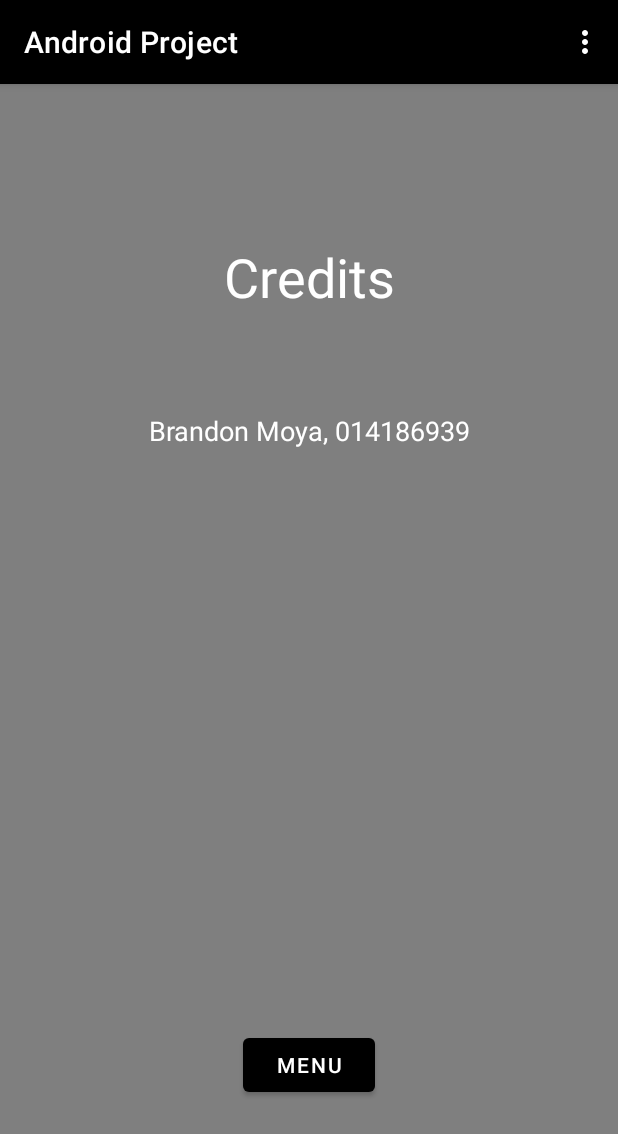
After one commit to bmoya13/concentration_project, an Android app: the CreditsFragment screen opened through its navigation route, on a phone screen of 412 x 824 dp. The commit adds this screen. Shown: the top 1134 px of the screen. Run offline under Robolectric (Android 15) with nearby library versions, the phone set to English and light mode, and no system bars.

Commit message:
Added credits fragment, made user input fragment, changed nav graph.

```diff
--- /dev/null
+++ b/app/src/main/java/com/example/androidproject/CreditsFragment.java
@@ -0,0 +1,36 @@
+package com.example.androidproject;
+
+import android.os.Bundle;
+import android.view.LayoutInflater;
+import android.view.View;
+import android.view.ViewGroup;
+import android.widget.ImageView;
+
+import androidx.annotation.NonNull;
+import androidx.navigation.fragment.NavHostFragment;
+import androidx.fragment.app.Fragment;
+
+public class CreditsFragment extends Fragment {
+
+    @Override
+    public View onCreateView(
+            LayoutInflater inflater, ViewGroup container,
+            Bundle savedInstanceState
+    ) {
+        // Inflate the layout for this fragment
+        return inflater.inflate(R.layout.fragment_credits, container, false);
+    }
+    public void onViewCreated(@NonNull View view, Bundle savedInstanceState) {
+        super.onViewCreated(view, savedInstanceState);
+
+        view.findViewById(R.id.menuButton).setOnClickListener(new View.OnClickListener() {
+            @Override
+            public void onClick(View view) {
+                NavHostFragment.findNavController(CreditsFragment.this)
+                        .navigate(R.id.action_creditsFragment_to_FirstFragment);
+            }
+        });
+
+    }
+
+}
--- a/app/src/main/java/com/example/androidproject/FirstFragment.java
+++ b/app/src/main/java/com/example/androidproject/FirstFragment.java
@@ -23,11 +23,18 @@ public class FirstFragment extends Fragment {
     public void onViewCreated(@NonNull View view, Bundle savedInstanceState) {
         super.onViewCreated(view, savedInstanceState);
 
-        view.findViewById(R.id.button_first).setOnClickListener(new View.OnClickListener() {
+        view.findViewById(R.id.playbutton).setOnClickListener(new View.OnClickListener() {
             @Override
             public void onClick(View view) {
                 NavHostFragment.findNavController(FirstFragment.this)
-                        .navigate(R.id.action_FirstFragment_to_SecondFragment);
+                        .navigate(R.id.action_FirstFragment_to_userInputFragment);
+            }
+        });
+        view.findViewById(R.id.creditsButton).setOnClickListener(new View.OnClickListener() {
+            @Override
+            public void onClick(View view) {
+                NavHostFragment.findNavController(FirstFragment.this)
+                        .navigate(R.id.action_FirstFragment_to_creditsFragment);
             }
         });
     }
--- /dev/null
+++ b/app/src/main/res/layout/fragment_credits.xml
@@ -0,0 +1,57 @@
+<?xml version="1.0" encoding="utf-8"?>
+<androidx.constraintlayout.widget.ConstraintLayout xmlns:android="http://schemas.android.com/apk/res/android"
+    xmlns:app="http://schemas.android.com/apk/res-auto"
+    xmlns:tools="http://schemas.android.com/tools"
+    android:layout_width="match_parent"
+    android:layout_height="match_parent"
+    android:background="#901E1E1E">
+
+    <TextView
+        android:id="@+id/creditsTitle"
+        android:layout_width="123dp"
+        android:layout_height="67dp"
+        android:layout_marginStart="141dp"
+        android:layout_marginLeft="141dp"
+        android:layout_marginEnd="141dp"
+        android:layout_marginRight="141dp"
+        android:layout_marginBottom="40dp"
+        android:gravity="center"
+        android:text="@string/credits"
+        android:textColor="#FFFFFF"
+        android:textSize="36sp"
+        app:layout_constraintBottom_toTopOf="@+id/brandonCredit"
+        app:layout_constraintEnd_toEndOf="parent"
+        app:layout_constraintStart_toStartOf="parent" />
+
+    <TextView
+        android:id="@+id/brandonCredit"
+        android:layout_width="251dp"
+        android:layout_height="58dp"
+        android:layout_marginStart="99dp"
+        android:layout_marginLeft="99dp"
+        android:layout_marginEnd="99dp"
+        android:layout_marginRight="99dp"
+        android:layout_marginBottom="508dp"
+        android:gravity="center"
+        android:text="@string/brandon_moya_014186939"
+        android:textColor="#FFFFFF"
+        android:textSize="18sp"
+        app:layout_constraintBottom_toBottomOf="parent"
+        app:layout_constraintEnd_toEndOf="parent"
+        app:layout_constraintStart_toStartOf="parent" />
+
+    <Button
+        android:id="@+id/menuButton"
+        android:layout_width="wrap_content"
+        android:layout_height="wrap_content"
+        android:layout_marginStart="160dp"
+        android:layout_marginLeft="160dp"
+        android:layout_marginEnd="160dp"
+        android:layout_marginRight="160dp"
+        android:layout_marginBottom="90dp"
+        android:text="@string/menu"
+        app:backgroundTint="@color/black"
+        app:layout_constraintBottom_toBottomOf="parent"
+        app:layout_constraintEnd_toEndOf="parent"
+        app:layout_constraintStart_toStartOf="parent" />
+</androidx.constraintlayout.widget.ConstraintLayout>
--- a/app/src/main/res/navigation/nav_graph.xml
+++ b/app/src/main/res/navigation/nav_graph.xml
@@ -12,8 +12,11 @@
         tools:layout="@layout/fragment_first">
 
         <action
-            android:id="@+id/action_FirstFragment_to_SecondFragment"
-            app:destination="@id/SecondFragment" />
+            android:id="@+id/action_FirstFragment_to_userInputFragment"
+            app:destination="@id/userInputFragment" />
+        <action
+            android:id="@+id/action_FirstFragment_to_creditsFragment"
+            app:destination="@id/creditsFragment" />
     </fragment>
     <fragment
         android:id="@+id/SecondFragment"
@@ -25,4 +28,23 @@
             android:id="@+id/action_SecondFragment_to_FirstFragment"
             app:destination="@id/FirstFragment" />
     </fragment>
+    <fragment
+        android:id="@+id/userInputFragment"
+        android:name="com.example.androidproject.UserInputFragment"
+        android:label="UserInputFragment" >
+        <action
+            android:id="@+id/action_userInputFragment_to_FirstFragment"
+            app:destination="@id/FirstFragment" />
+        <action
+            android:id="@+id/action_userInputFragment_to_SecondFragment"
+            app:destination="@id/SecondFragment" />
+    </fragment>
+    <fragment
+        android:id="@+id/creditsFragment"
+        android:name="com.example.androidproject.CreditsFragment"
+        android:label="CreditsFragment" >
+        <action
+            android:id="@+id/action_creditsFragment_to_FirstFragment"
+            app:destination="@id/FirstFragment" />
+    </fragment>
 </navigation>
--- a/app/src/main/res/values/strings.xml
+++ b/app/src/main/res/values/strings.xml
@@ -18,4 +18,15 @@
     <string name="end_game">End Game</string>
     <string name="return_to_menu">Return To Menu</string>
     <string name="concentration">Concentration</string>
+    <string name="play">Play</string>
+    <string name="how_many_cards_this_game">How many cards this game?</string>
+    <string name="please_enter_an_even_number_4_20">Please enter an even number, 4-20</string>
+    <string name="how_many_cards">How many cards?</string>
+    <string name="start">Start</string>
+    <string name="highscores">Highscores</string>
+    <string name="even_number_4_20">Even number, 4-20</string>
+    <string name="credits">Credits</string>
+    <string name="brandon_moya_014186939">Brandon Moya, 014186939</string>
+    <string name="menu">menu</string>
+    <string name="back">Back</string>
 </resources>
```
Also changed, not shown: app/src/main/java/com/example/androidproject/UserInputFragment.java (added, +60 -0 lines), app/src/main/res/layout/fragment_first.xml (+20 -4 lines), app/src/main/res/layout/fragment_userinput.xml (added, +108 -0 lines).
